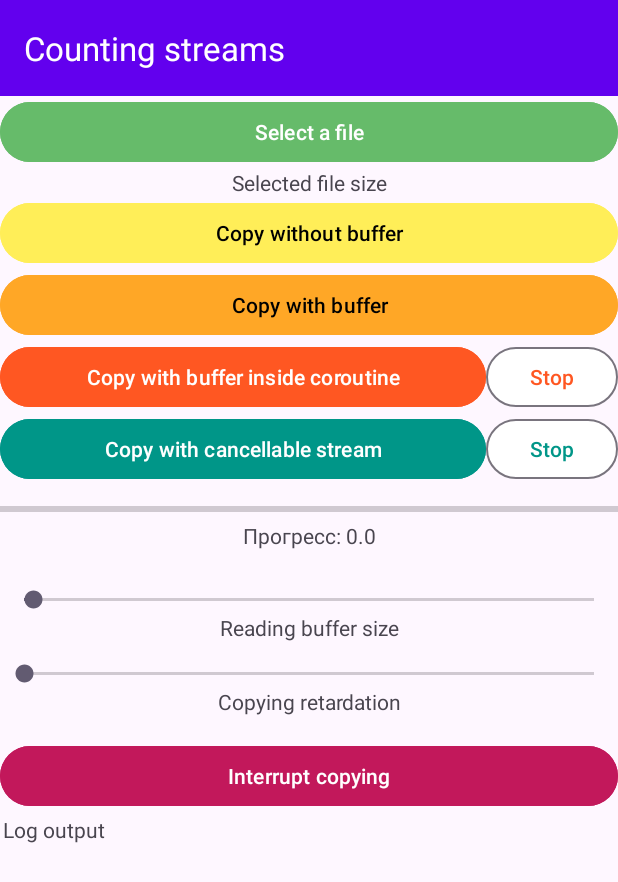
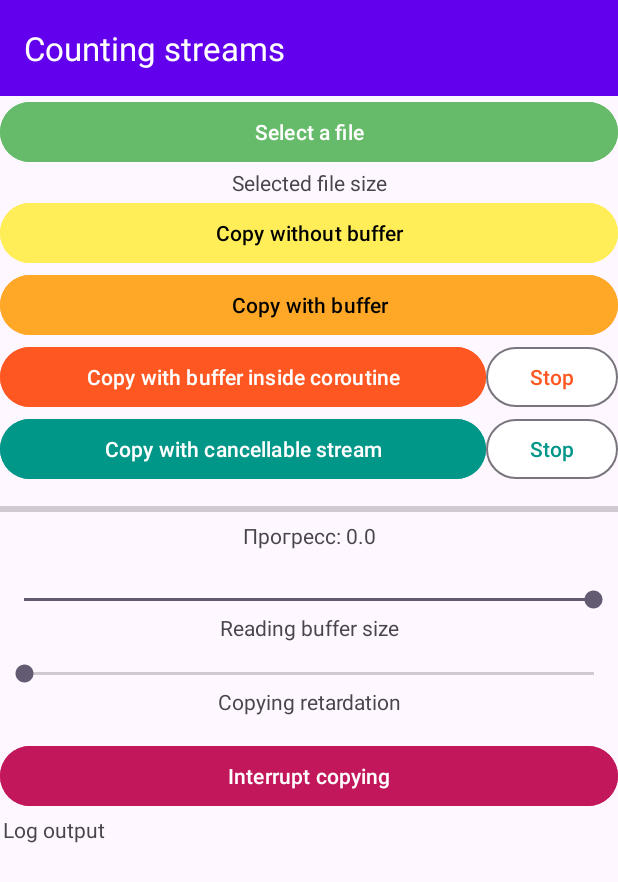
Before and after one commit to aakumykov/counting_io_streams, an Android app: the layout activity_main.xml on its own in the app's theme, with its tools: preview values and no code run, on a phone screen of 412 x 824 dp. Shown: the top 882 px of the screen. Run offline under Robolectric (Android 15) with nearby library versions, the phone set to English and light mode, and no system bars.

Commit message:
fix: графический интерфейс не даёт устанвить размер буфера чтения = 0

```diff
--- a/app/src/main/res/layout/activity_main.xml
+++ b/app/src/main/res/layout/activity_main.xml
@@ -134,8 +134,8 @@
             android:layout_width="match_parent"
             android:layout_height="wrap_content"
             android:layout_marginTop="24dp"
-            android:max="524288"
-            android:progress="8192"
+            tools:max="81920"
+            tools:progress="8192"
             />
 
         <TextView
--- a/app/src/main/res/values/strings.xml
+++ b/app/src/main/res/values/strings.xml
@@ -1,5 +1,5 @@
 <resources>
-    <string name="app_name">counting_io_streams</string>
+    <string name="app_name">Counting IO-streams demo</string>
     <string name="app_description">Counting streams</string>
     <string name="select_file">Select a file</string>
     <string name="selected_file_size">Selected file size</string>
```
Also changed, not shown: app/src/main/java/com/github/aakumykov/app/MainActivity.kt (+19 -2 lines), 1 other file.
